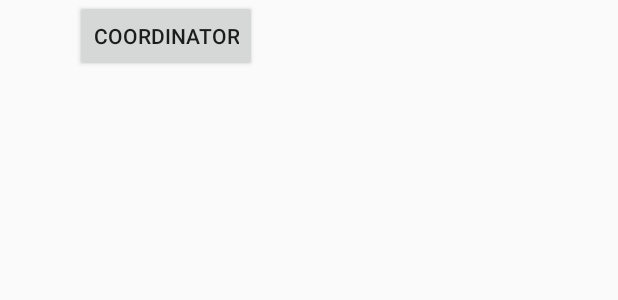
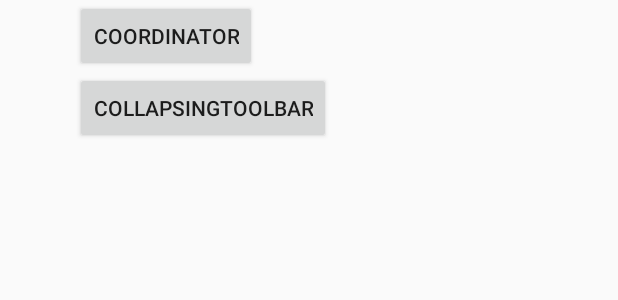
Before and after one commit to pengnix/studydemo, an Android app: the layout activity_main.xml on its own in the app's theme, with its tools: preview values and no code run, on a phone screen of 412 x 824 dp. Shown: the top 300 px of the screen. Run offline under Robolectric (Android 15) with nearby library versions, the phone set to English and light mode, and no system bars.

Commit message:
collapsingToolbarLayout demo

```diff
--- a/project/app/src/main/AndroidManifest.xml
+++ b/project/app/src/main/AndroidManifest.xml
@@ -22,6 +22,9 @@
         <activity
             android:name=".activity.CoordinatorLayoutDemoActivity">
         </activity>
+        <activity
+            android:name=".activity.CollapsingToolbarLayoutDemoActivity">
+        </activity>
     </application>
 
 </manifest>
--- a/project/app/src/main/res/layout/activity_main.xml
+++ b/project/app/src/main/res/layout/activity_main.xml
@@ -6,12 +6,25 @@
     android:layout_height="match_parent"
     android:orientation="vertical"
     tools:context=".MainActivity">
-    <Button
-        android:id="@+id/jump2_coordinator_layout_demo"
-        android:layout_width="wrap_content"
+
+    <LinearLayout
+        android:layout_width="match_parent"
         android:layout_height="wrap_content"
-        android:text="@string/jump_to_coordinator_layout"
-        android:layout_marginLeft="50dp"/>
+        android:layout_marginLeft="50dp"
+        android:orientation="vertical">
+
+        <Button
+            android:id="@+id/jump2_coordinator_layout_demo"
+            android:layout_width="wrap_content"
+            android:layout_height="wrap_content"
+            android:text="@string/jump_to_coordinator_layout" />
+
+        <Button
+            android:id="@+id/jump2_collapsing_toolbar_layout_demo"
+            android:layout_width="wrap_content"
+            android:layout_height="wrap_content"
+            android:text="@string/jump_to_collapsing_toolbar_layout" />
+    </LinearLayout>
 
 
 </androidx.coordinatorlayout.widget.CoordinatorLayout>
--- a/project/app/src/main/res/values/strings.xml
+++ b/project/app/src/main/res/values/strings.xml
@@ -10,4 +10,5 @@
     <string name="hello_first_fragment">Hello first fragment</string>
     <string name="hello_second_fragment">Hello second fragment. Arg: %1$s</string>
     <string name="jump_to_coordinator_layout">coordinator</string>
+    <string name="jump_to_collapsing_toolbar_layout">collapsingToolbar</string>
 </resources>
```
Also changed, not shown: project/app/src/main/java/com/study/pengnix/ok/MainActivity.java (+17 -5 lines), project/app/src/main/java/com/study/pengnix/ok/activity/CollapsingToolbarLayoutDemoActivity.java (added, +40 -0 lines), project/app/src/main/res/layout/activity_collapsingtoolbar_layout_demo.xml (added, +37 -0 lines), project/app/src/main/res/drawable-xxhdpi/ic_launcher.png (added).
